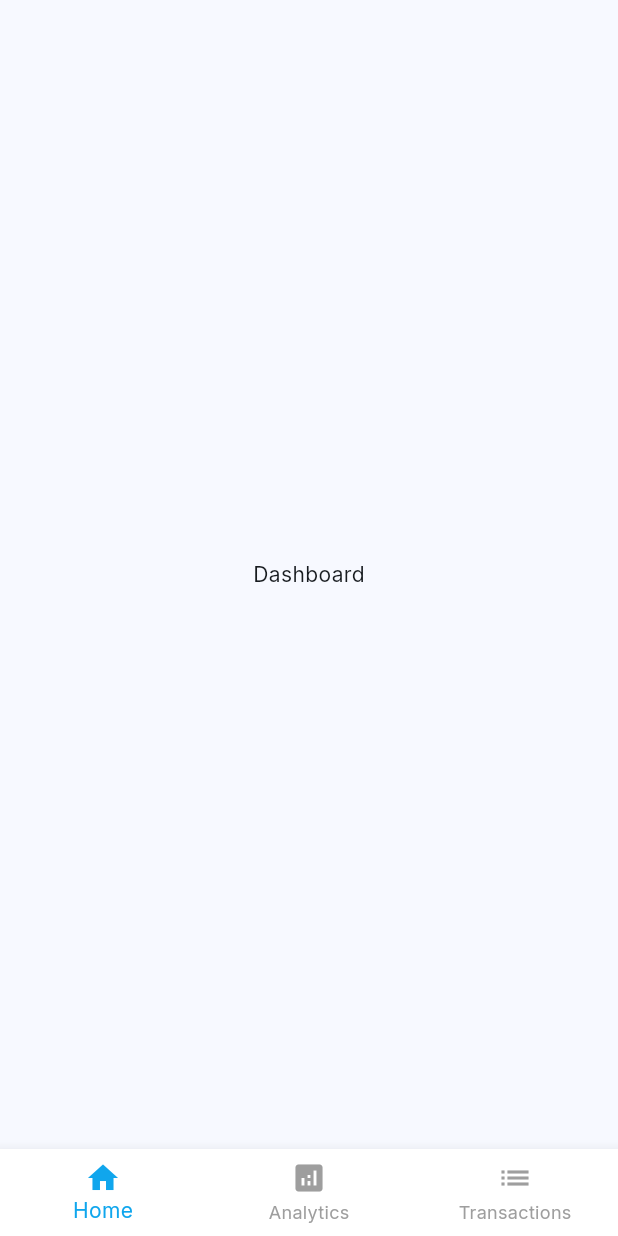
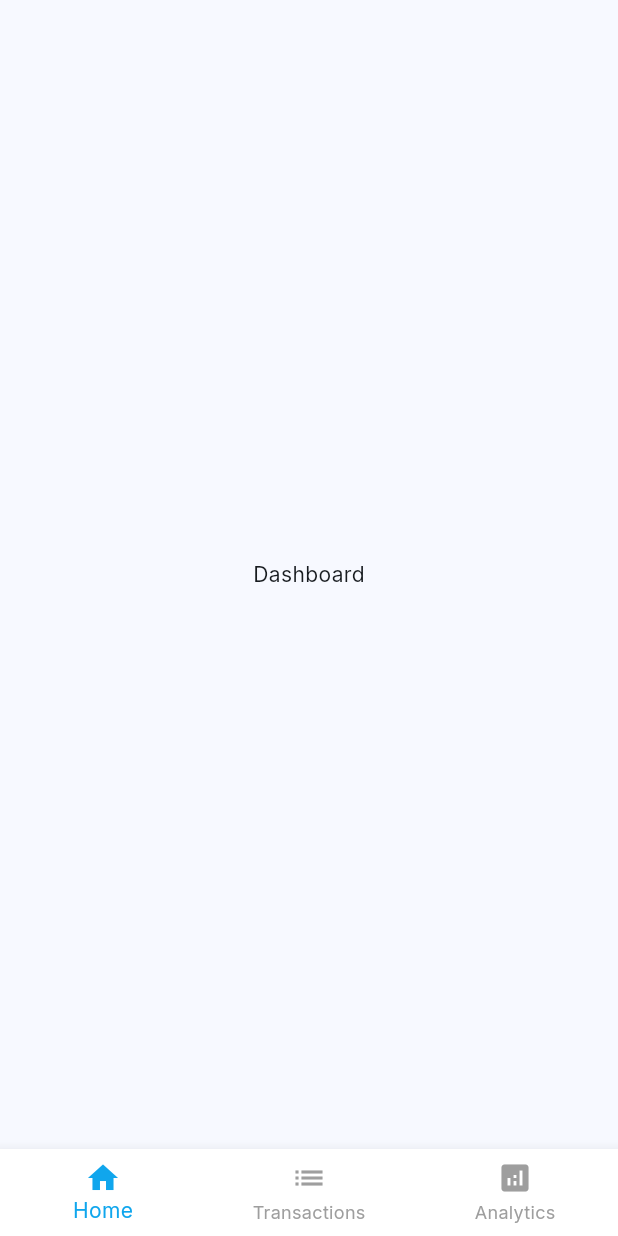
Before and after one commit to SujitSarkar/techcare-flutter-assessment-sujit-sarkar, a Flutter app: the screen it shows after launch, on a phone screen of 412 x 824 dp. Run offline on Flutter 3.47's test engine with Material 3 defaults, Android fonts, the phone set to English and light mode, and no system bars; our stand-ins replace bloc, equatable, flutter_bloc, google_fonts; statements that could not run were skipped.

Commit message:
Fix: re order bottom nav item.

```diff
--- a/lib/presentation/bottom_nav_bar/pages/bottom_nav_bar.dart
+++ b/lib/presentation/bottom_nav_bar/pages/bottom_nav_bar.dart
@@ -19,7 +19,7 @@ class BottomNavBar extends StatelessWidget {
         return Scaffold(
           body: IndexedStack(
             index: currentIndex,
-            children: const [DashboardPage(), AnalyticsPage(), TransactionsPage()],
+            children: const [DashboardPage(), TransactionsPage(), AnalyticsPage()],
           ),
           bottomNavigationBar: BottomNavigationBar(
             currentIndex: currentIndex,
@@ -28,8 +28,8 @@ class BottomNavBar extends StatelessWidget {
             },
             items: const [
               BottomNavigationBarItem(icon: Icon(Icons.home), label: AppStrings.home),
+              BottomNavigationBarItem(icon: Icon(Icons.list), label: AppStrings.transactions),
               BottomNavigationBarItem(icon: Icon(Icons.analytics), label: AppStrings.analytics),
-              BottomNavigationBarItem(icon: Icon(Icons.list), label: AppStrings.transactions),
             ],
           ),
         );
```
